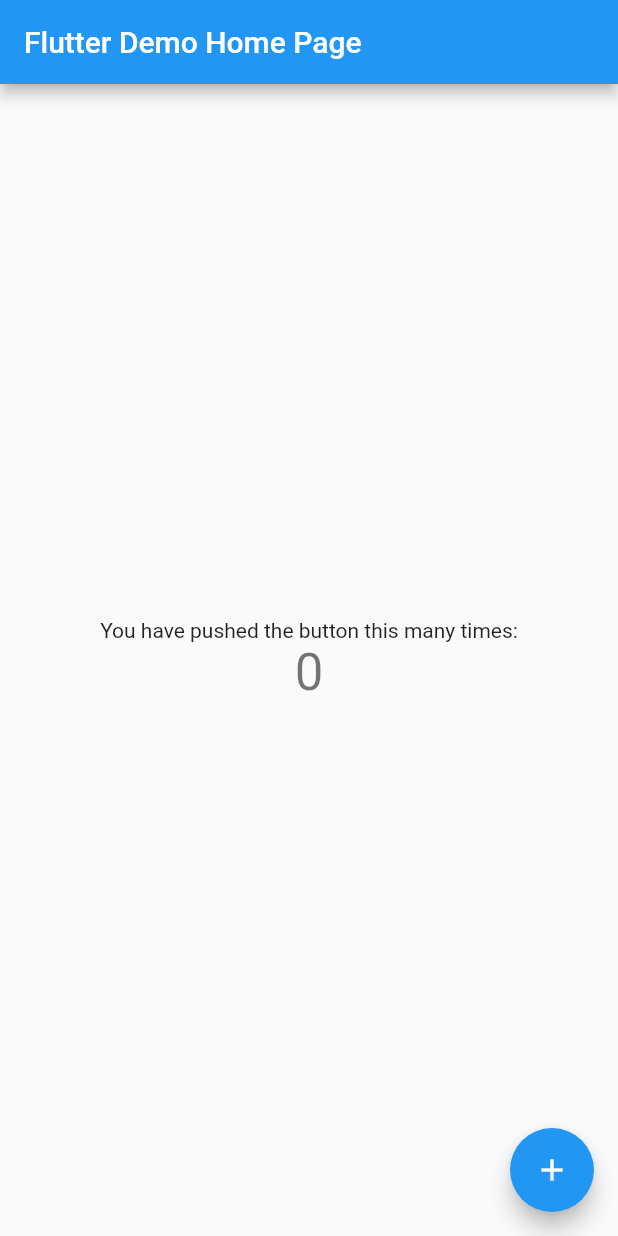
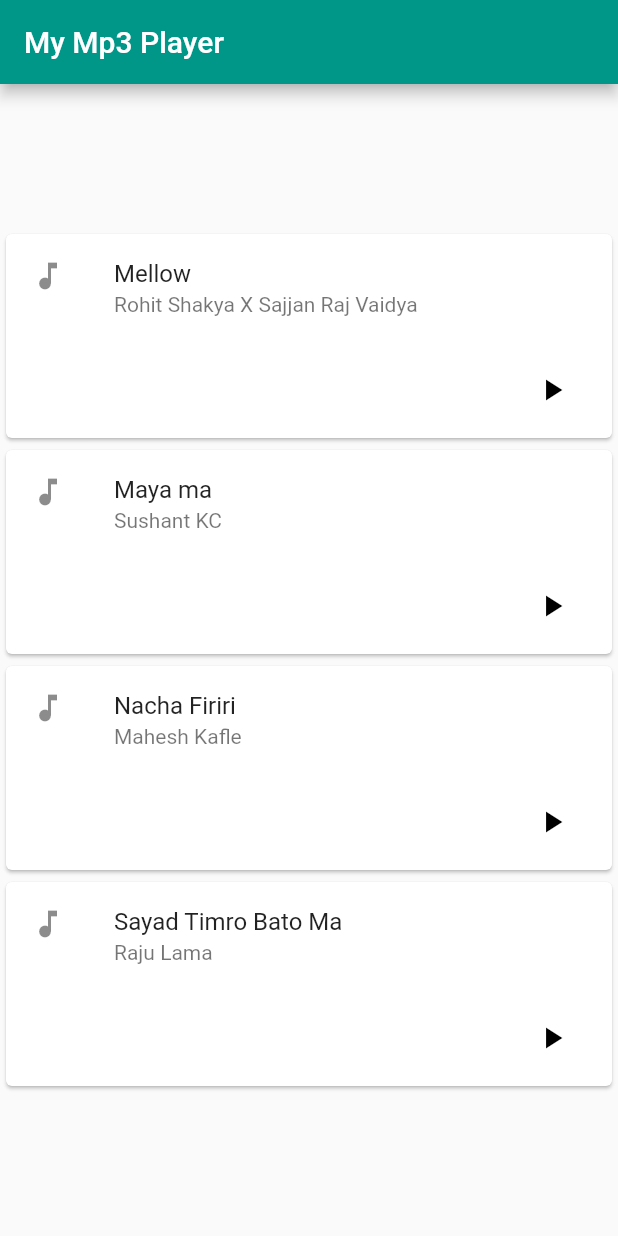
Before and after one commit to AashishBh/mp3-player-flutter, a Flutter app: the screen it shows after launch, on a phone screen of 412 x 824 dp. Run offline on Flutter 3.47's test engine with Material 2 defaults, Android fonts, the phone set to English and light mode, and no system bars; our stand-ins replace assets_audio_player.

Commit message:
one playable song

```diff
--- a/lib/main.dart
+++ b/lib/main.dart
@@ -1,41 +1,23 @@
 import 'package:flutter/material.dart';
+import 'package:assets_audio_player/assets_audio_player.dart';
 
 void main() => runApp(MyApp());
 
 class MyApp extends StatelessWidget {
-  // This widget is the root of your application.
   @override
   Widget build(BuildContext context) {
     return MaterialApp(
-      title: 'Flutter Demo',
+      title: 'My MP3 Player',
       theme: ThemeData(
-        // This is the theme of your application.
-        //
-        // Try running your application with "flutter run". You'll see the
-        // application has a blue toolbar. Then, without quitting the app, try
-        // changing the primarySwatch below to Colors.green and then invoke
-        // "hot reload" (press "r" in the console where you ran "flutter run",
-        // or simply save your changes to "hot reload" in a Flutter IDE).
-        // Notice that the counter didn't reset back to zero; the application
-        // is not restarted.
-        primarySwatch: Colors.blue,
+        primarySwatch: Colors.teal,
       ),
-      home: MyHomePage(title: 'Flutter Demo Home Page'),
+      home: MyHomePage(title: 'My Mp3 Player'),
     );
   }
 }
 
 class MyHomePage extends StatefulWidget {
   MyHomePage({Key key, this.title}) : super(key: key);
-
-  // This widget is the home page of your application. It is stateful, meaning
-  // that it has a State object (defined below) that contains fields that affect
-  // how it looks.
-
-  // This class is the configuration for the state. It holds the values (in this
-  // case the title) provided by the parent (in this case the App widget) and
-  // used by the build method of the State. Fields in a Widget subclass are
-  // always marked "final".
 
   final String title;
 
@@ -44,68 +26,57 @@
 }
 
 class _MyHomePageState extends State<MyHomePage> {
-  int _counter = 0;
+  void playSong(String songName) {
+    final assetsAudioPlayer = AssetsAudioPlayer();
 
-  void _incrementCounter() {
-    setState(() {
-      // This call to setState tells the Flutter framework that something has
-      // changed in this State, which causes it to rerun the build method below
-      // so that the display can reflect the updated values. If we changed
-      // _counter without calling setState(), then the build method would not be
-      // called again, and so nothing would appear to happen.
-      _counter++;
-    });
+    assetsAudioPlayer.open(
+      Audio("assets/$songName.mp3"),
+    );
+  }
+
+  Center listSong(String songName, String artist) {
+    IconData icon = Icons.play_arrow;
+    return Center(
+      child: Card(
+        child: Column(
+          mainAxisSize: MainAxisSize.min,
+          children: <Widget>[
+            ListTile(
+              leading: Icon(Icons.music_note),
+              title: Text('$songName'),
+              subtitle: Text('$artist'),
+            ),
+            ButtonBar(
+              children: <Widget>[
+                FlatButton(
+                  child: (Icon(icon)),
+                  onPressed: () {
+                    playSong(songName);
+                  },
+                ),
+              ],
+            ),
+          ],
+        ),
+      ),
+    );
   }
 
   @override
   Widget build(BuildContext context) {
-    // This method is rerun every time setState is called, for instance as done
-    // by the _incrementCounter method above.
-    //
-    // The Flutter framework has been optimized to make rerunning build methods
-    // fast, so that you can just rebuild anything that needs updating rather
-    // than having to individually change instances of widgets.
     return Scaffold(
       appBar: AppBar(
-        // Here we take the value from the MyHomePage object that was created by
-        // the App.build method, and use it to set our appbar title.
         title: Text(widget.title),
       ),
-      body: Center(
-        // Center is a layout widget. It takes a single child and positions it
-        // in the middle of the parent.
-        child: Column(
-          // Column is also a layout widget. It takes a list of children and
-          // arranges them vertically. By default, it sizes itself to fit its
-          // children horizontally, and tries to be as tall as its parent.
-          //
-          // Invoke "debug painting" (press "p" in the console, choose the
-          // "Toggle Debug Paint" action from the Flutter Inspector in Android
-          // Studio, or the "Toggle Debug Paint" command in Visual Studio Code)
-          // to see the wireframe for each widget.
-          //
-          // Column has various properties to control how it sizes itself and
-          // how it positions its children. Here we use mainAxisAlignment to
-          // center the children vertically; the main axis here is the vertical
-          // axis because Columns are vertical (the cross axis would be
-          // horizontal).
-          mainAxisAlignment: MainAxisAlignment.center,
-          children: <Widget>[
-            Text(
-              'You have pushed the button this many times:',
-            ),
-            Text(
-              '$_counter',
-              style: Theme.of(context).textTheme.display1,
-            ),
-          ],
-        ),
+      body: Column(
+        mainAxisAlignment: MainAxisAlignment.center,
+        children: <Widget>[
+          listSong('Mellow', 'Rohit Shakya X Sajjan Raj Vaidya'),
+          listSong('Maya ma', 'Sushant KC'),
+          listSong('Nacha Firiri', 'Mahesh Kafle'),
+          listSong('Sayad Timro Bato Ma', 'Raju Lama'),
+        ],
       ),
-      floatingActionButton: FloatingActionButton(
-        onPressed: _incrementCounter,
-        tooltip: 'Increment',
-        child: Icon(Icons.add),
-      ), // This trailing comma makes auto-formatting nicer for build methods.
     );
   }
 }
--- a/pubspec.yaml
+++ b/pubspec.yaml
@@ -20,6 +20,8 @@
   flutter:
     sdk: flutter
 
+  assets_audio_player: ^1.4.0
+
   # The following adds the Cupertino Icons font to your application.
   # Use with the CupertinoIcons class for iOS style icons.
   cupertino_icons: ^0.1.2
@@ -34,14 +36,14 @@
 
 # The following section is specific to Flutter.
 flutter:
-
+  assets:
+    - assets/
   # The following line ensures that the Material Icons font is
   # included with your application, so that you can use the icons in
   # the material Icons class.
   uses-material-design: true
 
   # To add assets to your application, add an assets section, like this:
-  # assets:
   #  - images/a_dot_burr.jpeg
   #  - images/a_dot_ham.jpeg
 
```
Also changed, not shown: pubspec.lock, 1 other file.
